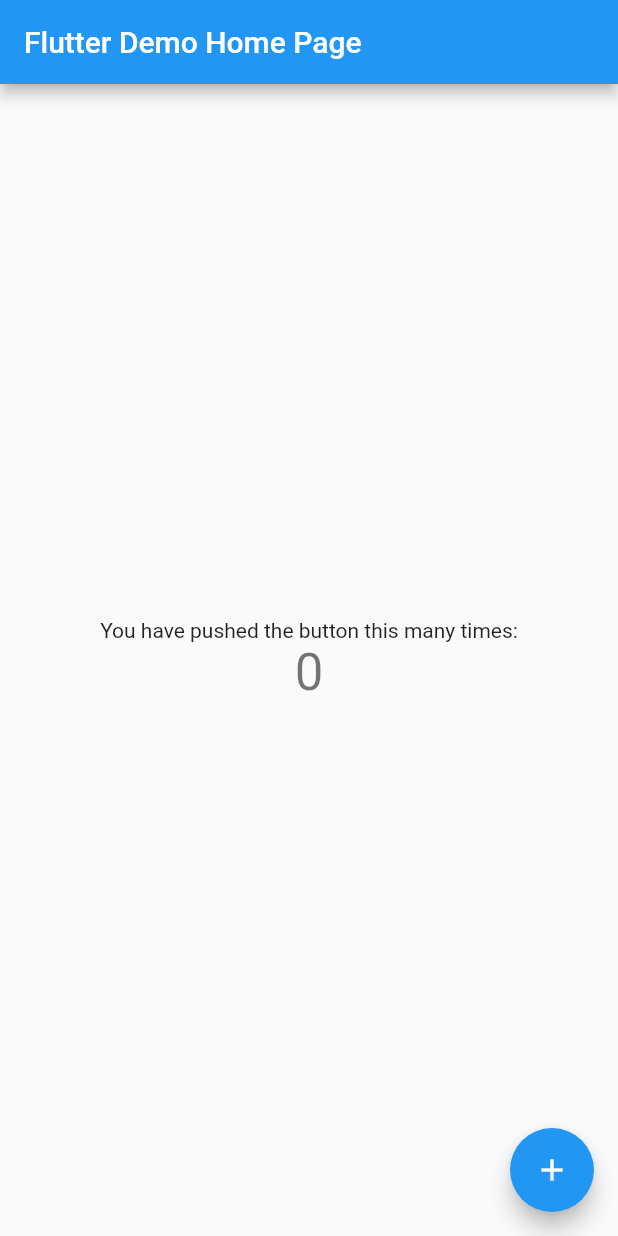
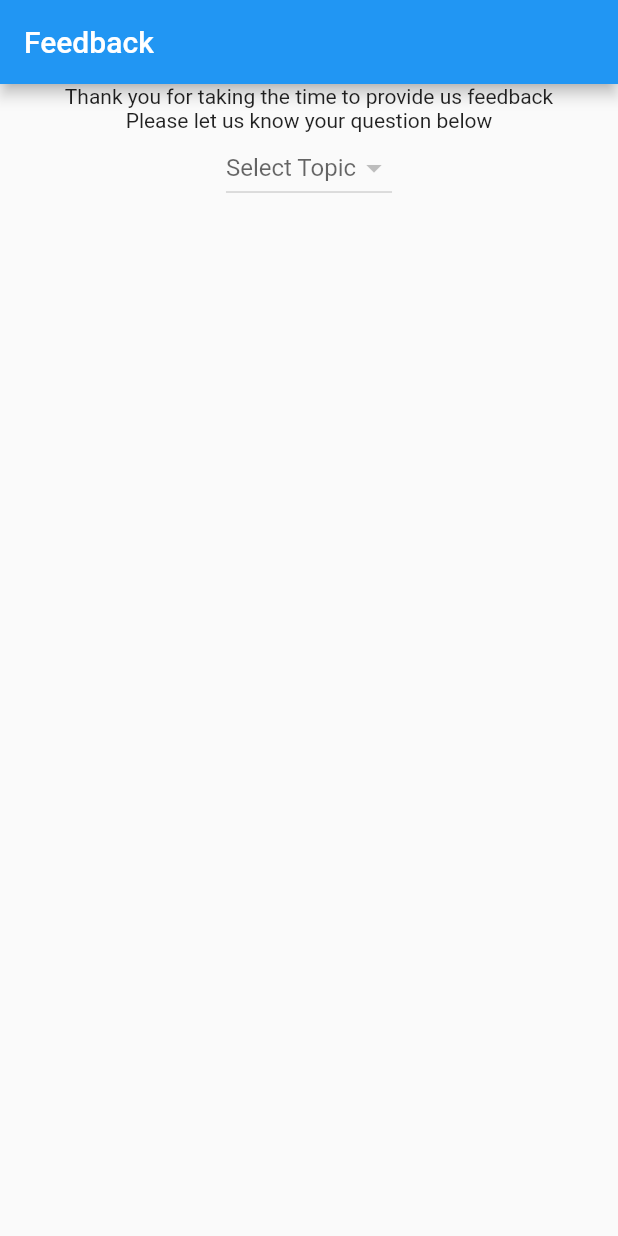
Before and after one commit to codingfanatic/sampleFeedbackPage, a Flutter app: the screen it shows after launch, on a phone screen of 412 x 824 dp. Run offline on Flutter 3.47's test engine with Material 2 defaults, Android fonts, the phone set to English and light mode, and no system bars.

Commit message:
Started adding widgets Added the Column widget Added the first two intro Text widgets Added a dropdown widget for issue options

```diff
--- a/samplefeedbackpage/lib/main.dart
+++ b/samplefeedbackpage/lib/main.dart
@@ -9,7 +9,7 @@
   @override
   Widget build(BuildContext context) {
     return MaterialApp(
-      title: 'Flutter Demo',
+      title: 'Flutter Demooo',
       theme: ThemeData(
         // This is the theme of your application.
         //
@@ -22,22 +22,13 @@
         // is not restarted.
         primarySwatch: Colors.blue,
       ),
-      home: MyHomePage(title: 'Flutter Demo Home Page'),
+      home: MyHomePage(title: 'Feedback'),
     );
   }
 }
 
 class MyHomePage extends StatefulWidget {
   MyHomePage({Key key, this.title}) : super(key: key);
-
-  // This widget is the home page of your application. It is stateful, meaning
-  // that it has a State object (defined below) that contains fields that affect
-  // how it looks.
-
-  // This class is the configuration for the state. It holds the values (in this
-  // case the title) provided by the parent (in this case the App widget) and
-  // used by the build method of the State. Fields in a Widget subclass are
-  // always marked "final".
 
   final String title;
 
@@ -46,19 +37,7 @@
 }
 
 class _MyHomePageState extends State<MyHomePage> {
-  int _counter = 0;
-
-  void _incrementCounter() {
-    setState(() {
-      // This call to setState tells the Flutter framework that something has
-      // changed in this State, which causes it to rerun the build method below
-      // so that the display can reflect the updated values. If we changed
-      // _counter without calling setState(), then the build method would not be
-      // called again, and so nothing would appear to happen.
-      _counter++;
-    });
-  }
-
+  String _value;
   @override
   Widget build(BuildContext context) {
     // This method is rerun every time setState is called, for instance as done
@@ -91,23 +70,31 @@
           // center the children vertically; the main axis here is the vertical
           // axis because Columns are vertical (the cross axis would be
           // horizontal).
-          mainAxisAlignment: MainAxisAlignment.center,
+          mainAxisAlignment: MainAxisAlignment.start,
           children: <Widget>[
             Text(
-              'You have pushed the button this many times:',
+              'Thank you for taking the time to provide us feedback',
             ),
             Text(
-              '$_counter',
-              style: Theme.of(context).textTheme.headline4,
+              'Please let us know your question below',
+            ),
+            DropdownButton<String>(
+              items: [
+                DropdownMenuItem<String>(
+                  child: Text('Item 1'),
+                  value: 'one',
+                ),
+                DropdownMenuItem<String>(
+                  child: Text('Item 2'),
+                  value: 'two',
+                ),
+              ],
+              hint: Text('Select Topic'),
+              value: _value,
             ),
           ],
         ),
       ),
-      floatingActionButton: FloatingActionButton(
-        onPressed: _incrementCounter,
-        tooltip: 'Increment',
-        child: Icon(Icons.add),
-      ), // This trailing comma makes auto-formatting nicer for build methods.
     );
   }
 }
```
